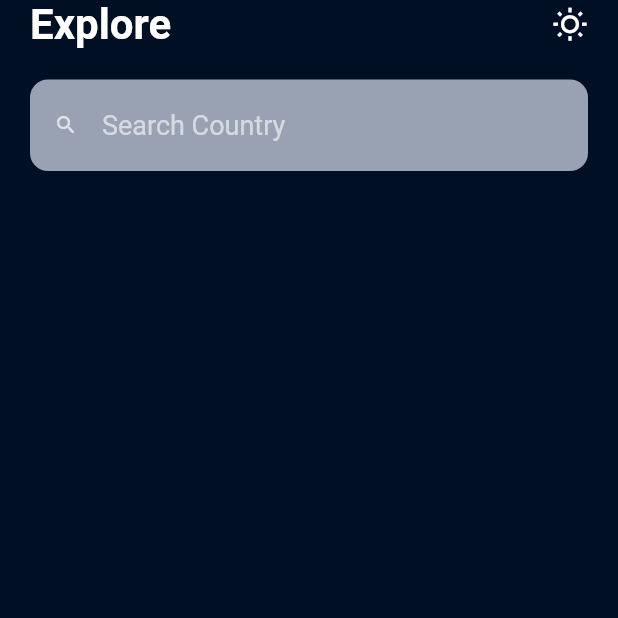
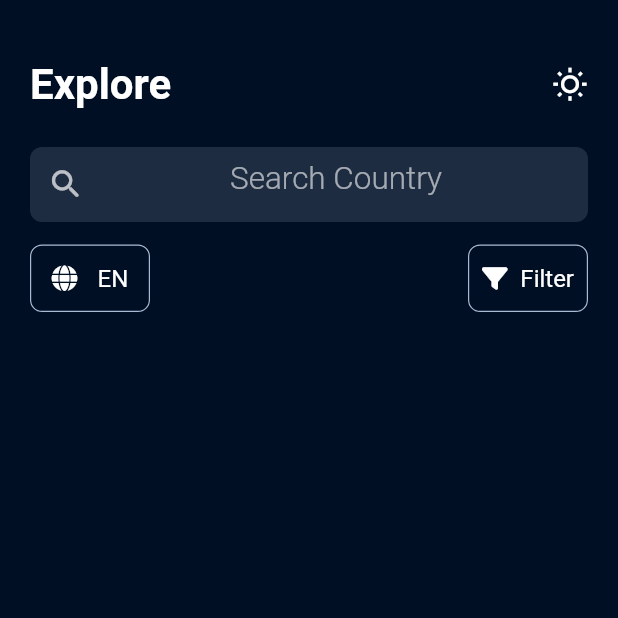
Before and after one commit to NemeCharles/Country-App, a Flutter app: the screen it shows after launch, on a phone screen of 412 x 824 dp, the top half of it. Run offline on Flutter 3.47's test engine with Material 2 defaults, Android fonts, the phone set to English and light mode, and no system bars; our stand-ins replace font_awesome_flutter, get, get_storage.

Commit message:
Initial Commit

```diff
--- a/lib/main.dart
+++ b/lib/main.dart
@@ -16,6 +16,7 @@ class MyApp extends StatelessWidget {
   @override
   Widget build(BuildContext context) {
     return GetMaterialApp(
+      debugShowCheckedModeBanner: false,
       title: 'Country',
       theme: Themes.lightMode,
       darkTheme: Themes.darkMode,
--- a/lib/screens/home_screen.dart
+++ b/lib/screens/home_screen.dart
@@ -16,10 +16,11 @@ class _HomeScreenState extends State<HomeScreen> {
     return Scaffold(
       body: SafeArea(
         child: Padding(
-          padding: const EdgeInsets.symmetric(horizontal: 20),
+          padding: const EdgeInsets.symmetric(horizontal: 20, vertical: 20),
           child: Column(
             crossAxisAlignment: CrossAxisAlignment.start,
             children: [
+              SizedBox(height: 20,),
               Row(
                 mainAxisAlignment: MainAxisAlignment.spaceBetween,
                 children: [
@@ -37,26 +38,90 @@ class _HomeScreenState extends State<HomeScreen> {
                   )
                 ],
               ),
-              SizedBox(height: 20),
-              TextField(
+              SizedBox(height: 25),
+              SizedBox(
+                height: 50,
+                child: TextField(
+                  cursorHeight: 21,
+                  cursorColor: Colors.grey[400],
+                  textAlign: TextAlign.center,
                   decoration: InputDecoration(
                     filled: true,
-                  fillColor: const Color(0XFF98A2B3),
+                    fillColor: const Color(0XFF98A2B3).withOpacity(0.2),
                     hintText: 'Search Country',
                     hintStyle: TextStyle(
-                    fontSize: 18
+                      fontSize: 21,
+                      fontWeight: FontWeight.w300
                     ),
                     enabledBorder: OutlineInputBorder(
-                    borderRadius: BorderRadius.circular(12),
+                      borderRadius: BorderRadius.circular(8),
                       borderSide: BorderSide.none
                     ),
                     focusedBorder: OutlineInputBorder(
-                        borderRadius: BorderRadius.circular(12),
+                          borderRadius: BorderRadius.circular(8),
                           borderSide: BorderSide.none
                       ),
-                  prefixIcon: Icon(Icons.search_rounded, size: 16,),
-
+                    prefixIcon: const Icon(Icons.search_rounded, size: 25,),
                   ),
+                ),
+              ),
+              SizedBox(height: 15,),
+              Row(
+                mainAxisAlignment: MainAxisAlignment.spaceBetween,
+                children: [
+                  GestureDetector(
+                    child: Container(
+                      height: 45,
+                      width: 80,
+                      decoration: BoxDecoration(
+                        borderRadius: BorderRadius.circular(8),
+                        border: Border.all(
+                          color: Color(0XFFA9BBD4),
+                          width: 0.8
+                        )
+                      ),
+                      child: Row(
+                        mainAxisAlignment: MainAxisAlignment.spaceEvenly,
+                        crossAxisAlignment: CrossAxisAlignment.center,
+                        children: [
+                          FaIcon(FontAwesomeIcons.globe, size: 17,),
+                          Text(
+                            'EN',
+                            style: TextStyle(
+                              fontSize: 16
+                            ),
+                          )
+                        ],
+                      ),
+                    ),
+                  ),
+                  GestureDetector(
+                    child: Container(
+                      height: 45,
+                      width: 80,
+                      decoration: BoxDecoration(
+                        borderRadius: BorderRadius.circular(8),
+                        border: Border.all(
+                          color: Color(0XFFA9BBD4),
+                          width: 0.8
+                        )
+                      ),
+                      child: Row(
+                        mainAxisAlignment: MainAxisAlignment.spaceEvenly,
+                        crossAxisAlignment: CrossAxisAlignment.center,
+                        children: [
+                          FaIcon(FontAwesomeIcons.filter, size: 17,),
+                          Text(
+                            'Filter',
+                            style: TextStyle(
+                              fontSize: 16
+                            ),
+                          )
+                        ],
+                      ),
+                    ),
+                  ),
+                ],
               )
               // Container(
               //   child: TextFormField(
```
Lines whose indentation alone changed are shown as unchanged.
